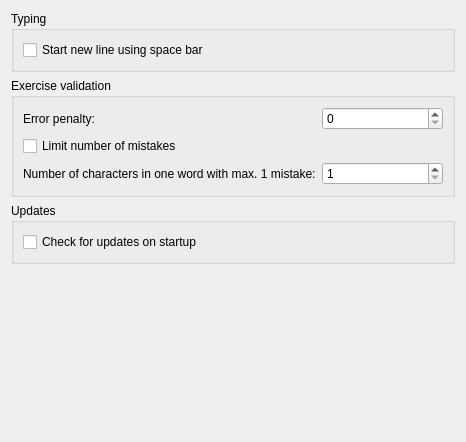
First picture: the form in ui/options/BehaviorOptions.ui, repository Open-Typer/Open-Typer, before the edit.
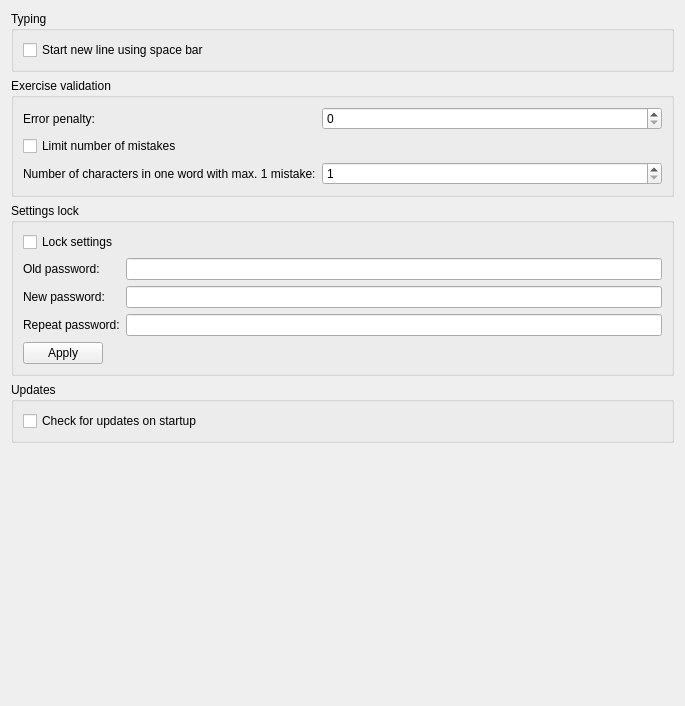
Second picture: the form after the edit.

Commit message:
BehaviorOptions: Add settings lock
* can be used to lock settings with a password
* doesn't prevent users from disabling it manually in the config file
* OptionsWindow needs some changes for this

```diff
--- a/ui/options/BehaviorOptions.ui
+++ b/ui/options/BehaviorOptions.ui
@@ -6,8 +6,8 @@
    <rect>
     <x>0</x>
     <y>0</y>
-    <width>466</width>
-    <height>442</height>
+    <width>685</width>
+    <height>706</height>
    </rect>
   </property>
   <property name="sizePolicy">
@@ -20,66 +20,6 @@
    <string notr="true"/>
   </property>
   <layout class="QGridLayout" name="gridLayout">
-   <item row="3" column="0">
-    <widget class="QFrame" name="emptySpace">
-     <property name="frameShape">
-      <enum>QFrame::NoFrame</enum>
-     </property>
-     <property name="frameShadow">
-      <enum>QFrame::Plain</enum>
-     </property>
-    </widget>
-   </item>
-   <item row="0" column="0">
-    <widget class="QGroupBox" name="exerciseOptionsBox">
-     <property name="sizePolicy">
-      <sizepolicy hsizetype="Preferred" vsizetype="Fixed">
-       <horstretch>0</horstretch>
-       <verstretch>0</verstretch>
-      </sizepolicy>
-     </property>
-     <property name="title">
-      <string>Typing</string>
-     </property>
-     <layout class="QVBoxLayout" name="verticalLayout">
-      <item>
-       <widget class="QCheckBox" name="spaceNewlineCheckBox">
-        <property name="sizePolicy">
-         <sizepolicy hsizetype="Maximum" vsizetype="Fixed">
-          <horstretch>0</horstretch>
-          <verstretch>0</verstretch>
-         </sizepolicy>
-        </property>
-        <property name="text">
-         <string>Start new line using space bar</string>
-        </property>
-       </widget>
-      </item>
-     </layout>
-    </widget>
-   </item>
-   <item row="2" column="0">
-    <widget class="QGroupBox" name="updatesBox">
-     <property name="sizePolicy">
-      <sizepolicy hsizetype="Preferred" vsizetype="Fixed">
-       <horstretch>0</horstretch>
-       <verstretch>0</verstretch>
-      </sizepolicy>
-     </property>
-     <property name="title">
-      <string>Updates</string>
-     </property>
-     <layout class="QVBoxLayout" name="verticalLayout_2">
-      <item>
-       <widget class="QCheckBox" name="updatesCheckBox">
-        <property name="text">
-         <string>Check for updates on startup</string>
-        </property>
-       </widget>
-      </item>
-     </layout>
-    </widget>
-   </item>
    <item row="1" column="0">
     <widget class="QGroupBox" name="validationBox">
      <property name="sizePolicy">
@@ -154,6 +94,137 @@
      </layout>
     </widget>
    </item>
+   <item row="5" column="0">
+    <widget class="QFrame" name="emptySpace">
+     <property name="frameShape">
+      <enum>QFrame::NoFrame</enum>
+     </property>
+     <property name="frameShadow">
+      <enum>QFrame::Plain</enum>
+     </property>
+    </widget>
+   </item>
+   <item row="0" column="0">
+    <widget class="QGroupBox" name="exerciseOptionsBox">
+     <property name="sizePolicy">
+      <sizepolicy hsizetype="Preferred" vsizetype="Fixed">
+       <horstretch>0</horstretch>
+       <verstretch>0</verstretch>
+      </sizepolicy>
+     </property>
+     <property name="title">
+      <string>Typing</string>
+     </property>
+     <layout class="QVBoxLayout" name="verticalLayout">
+      <item>
+       <widget class="QCheckBox" name="spaceNewlineCheckBox">
+        <property name="sizePolicy">
+         <sizepolicy hsizetype="Maximum" vsizetype="Fixed">
+          <horstretch>0</horstretch>
+          <verstretch>0</verstretch>
+         </sizepolicy>
+        </property>
+        <property name="text">
+         <string>Start new line using space bar</string>
+        </property>
+       </widget>
+      </item>
+     </layout>
+    </widget>
+   </item>
+   <item row="3" column="0">
+    <widget class="QGroupBox" name="updatesBox">
+     <property name="sizePolicy">
+      <sizepolicy hsizetype="Preferred" vsizetype="Fixed">
+       <horstretch>0</horstretch>
+       <verstretch>0</verstretch>
+      </sizepolicy>
+     </property>
+     <property name="title">
+      <string>Updates</string>
+     </property>
+     <layout class="QVBoxLayout" name="verticalLayout_2">
+      <item>
+       <widget class="QCheckBox" name="updatesCheckBox">
+        <property name="text">
+         <string>Check for updates on startup</string>
+        </property>
+       </widget>
+      </item>
+     </layout>
+    </widget>
+   </item>
+   <item row="2" column="0">
+    <widget class="QGroupBox" name="settingsLockBox">
+     <property name="sizePolicy">
+      <sizepolicy hsizetype="Preferred" vsizetype="Fixed">
+       <horstretch>0</horstretch>
+       <verstretch>0</verstretch>
+      </sizepolicy>
+     </property>
+     <property name="title">
+      <string>Settings lock</string>
+     </property>
+     <layout class="QFormLayout" name="formLayout_2">
+      <item row="0" column="0">
+       <widget class="QCheckBox" name="lockSettingsCheckBox">
+        <property name="text">
+         <string>Lock settings</string>
+        </property>
+       </widget>
+      </item>
+      <item row="1" column="0">
+       <widget class="QLabel" name="oldSettingsPasswdLabel">
+        <property name="text">
+         <string>Old password:</string>
+        </property>
+       </widget>
+      </item>
+      <item row="1" column="1">
+       <widget class="QLineEdit" name="oldSettingsPasswdEdit">
+        <property name="echoMode">
+         <enum>QLineEdit::Password</enum>
+        </property>
+       </widget>
+      </item>
+      <item row="3" column="0">
+       <widget class="QLabel" name="newSettingsPasswdLabel">
+        <property name="text">
+         <string>New password:</string>
+        </property>
+       </widget>
+      </item>
+      <item row="3" column="1">
+       <widget class="QLineEdit" name="newSettingsPasswdEdit">
+        <property name="echoMode">
+         <enum>QLineEdit::Password</enum>
+        </property>
+       </widget>
+      </item>
+      <item row="4" column="0">
+       <widget class="QLabel" name="repeatSettingsPasswdLabel">
+        <property name="text">
+         <string>Repeat password:</string>
+        </property>
+       </widget>
+      </item>
+      <item row="4" column="1">
+       <widget class="QLineEdit" name="repeatSettingsPasswdEdit">
+        <property name="echoMode">
+         <enum>QLineEdit::Password</enum>
+        </property>
+       </widget>
+      </item>
+      <item row="5" column="0">
+       <widget class="QPushButton" name="applySettingsLockButton">
+        <property name="text">
+         <string>Apply</string>
+        </property>
+       </widget>
+      </item>
+     </layout>
+    </widget>
+   </item>
   </layout>
  </widget>
  <resources/>
```
The commit also changes 2 other files.
